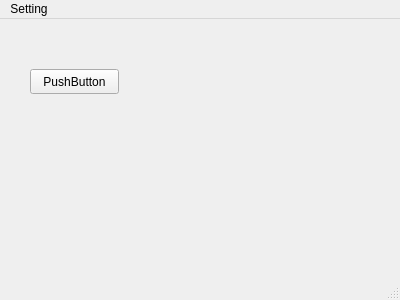
Above: Canetis/mainwindow.ui from WAVEFRONT-ECNU/main-GUI before the change. Below: the same form after it.
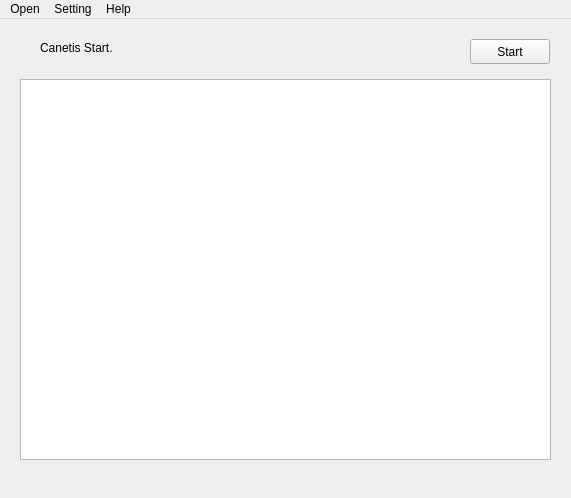
That is the form after the change.

Patch:
```diff
--- a/Canetis/mainwindow.ui
+++ b/Canetis/mainwindow.ui
@@ -6,25 +6,72 @@
    <rect>
     <x>0</x>
     <y>0</y>
-    <width>400</width>
-    <height>300</height>
+    <width>571</width>
+    <height>498</height>
    </rect>
   </property>
+  <property name="sizePolicy">
+   <sizepolicy hsizetype="Fixed" vsizetype="Fixed">
+    <horstretch>0</horstretch>
+    <verstretch>0</verstretch>
+   </sizepolicy>
+  </property>
   <property name="windowTitle">
    <string>Canetis</string>
   </property>
   <widget class="QWidget" name="centralWidget">
-   <widget class="QPushButton" name="pushButton">
+   <widget class="QTableWidget" name="tableReco">
     <property name="geometry">
      <rect>
-      <x>30</x>
-      <y>50</y>
-      <width>89</width>
+      <x>20</x>
+      <y>60</y>
+      <width>531</width>
+      <height>381</height>
+     </rect>
+    </property>
+    <property name="sizePolicy">
+     <sizepolicy hsizetype="Fixed" vsizetype="Fixed">
+      <horstretch>0</horstretch>
+      <verstretch>0</verstretch>
+     </sizepolicy>
+    </property>
+   </widget>
+   <widget class="QPushButton" name="btnStartStop">
+    <property name="geometry">
+     <rect>
+      <x>470</x>
+      <y>20</y>
+      <width>80</width>
       <height>25</height>
      </rect>
     </property>
+    <property name="sizePolicy">
+     <sizepolicy hsizetype="Fixed" vsizetype="Fixed">
+      <horstretch>0</horstretch>
+      <verstretch>0</verstretch>
+     </sizepolicy>
+    </property>
     <property name="text">
-     <string>PushButton</string>
+     <string>Start</string>
+    </property>
+   </widget>
+   <widget class="QLabel" name="label">
+    <property name="geometry">
+     <rect>
+      <x>40</x>
+      <y>20</y>
+      <width>431</width>
+      <height>17</height>
+     </rect>
+    </property>
+    <property name="sizePolicy">
+     <sizepolicy hsizetype="Maximum" vsizetype="Fixed">
+      <horstretch>0</horstretch>
+      <verstretch>0</verstretch>
+     </sizepolicy>
+    </property>
+    <property name="text">
+     <string>Canetis Start.</string>
     </property>
    </widget>
   </widget>
@@ -33,7 +80,7 @@
     <rect>
      <x>0</x>
      <y>0</y>
-     <width>400</width>
+     <width>571</width>
      <height>28</height>
     </rect>
    </property>
@@ -49,9 +96,23 @@
     </property>
     <addaction name="actionSettingModulePath"/>
    </widget>
+   <widget class="QMenu" name="menuOpen">
+    <property name="title">
+     <string>Open</string>
+    </property>
+    <addaction name="actionFile"/>
+    <addaction name="actionStream"/>
+   </widget>
+   <widget class="QMenu" name="menuHelp">
+    <property name="title">
+     <string>Help</string>
+    </property>
+    <addaction name="actionAbout"/>
+   </widget>
+   <addaction name="menuOpen"/>
    <addaction name="menuSetting"/>
+   <addaction name="menuHelp"/>
   </widget>
-  <widget class="QStatusBar" name="statusBar"/>
   <action name="actionSettingModulePath">
    <property name="text">
     <string>Module Path</string>
```
Left out of the diff: 15 changed lines with no effect on the pictures.
